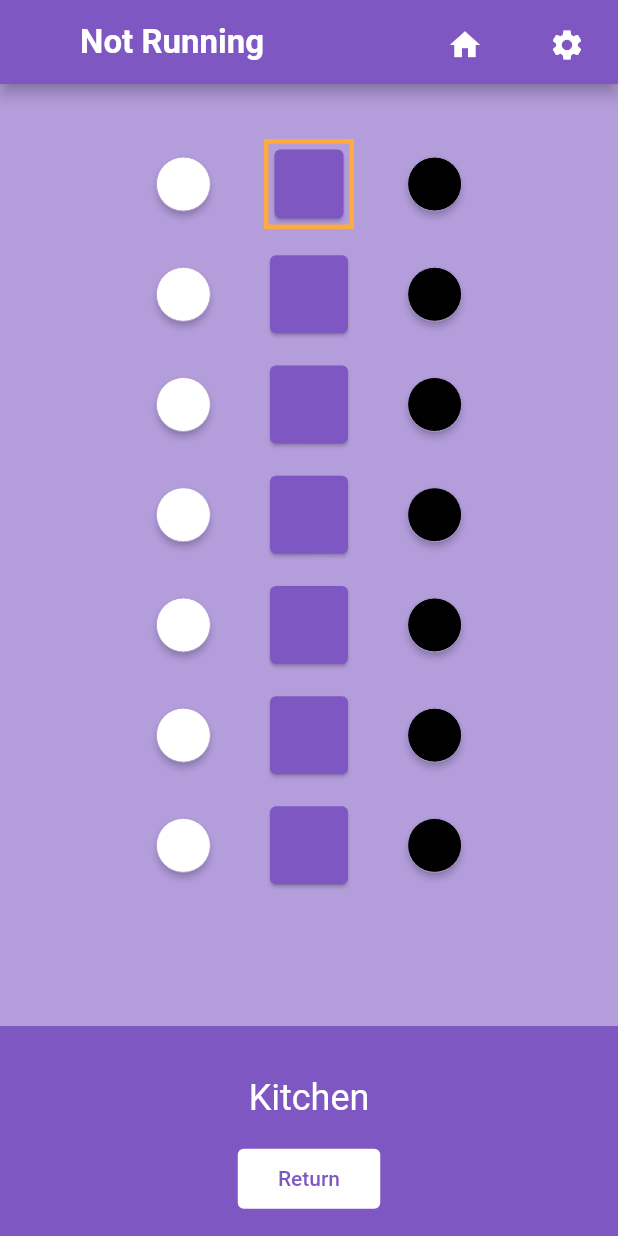
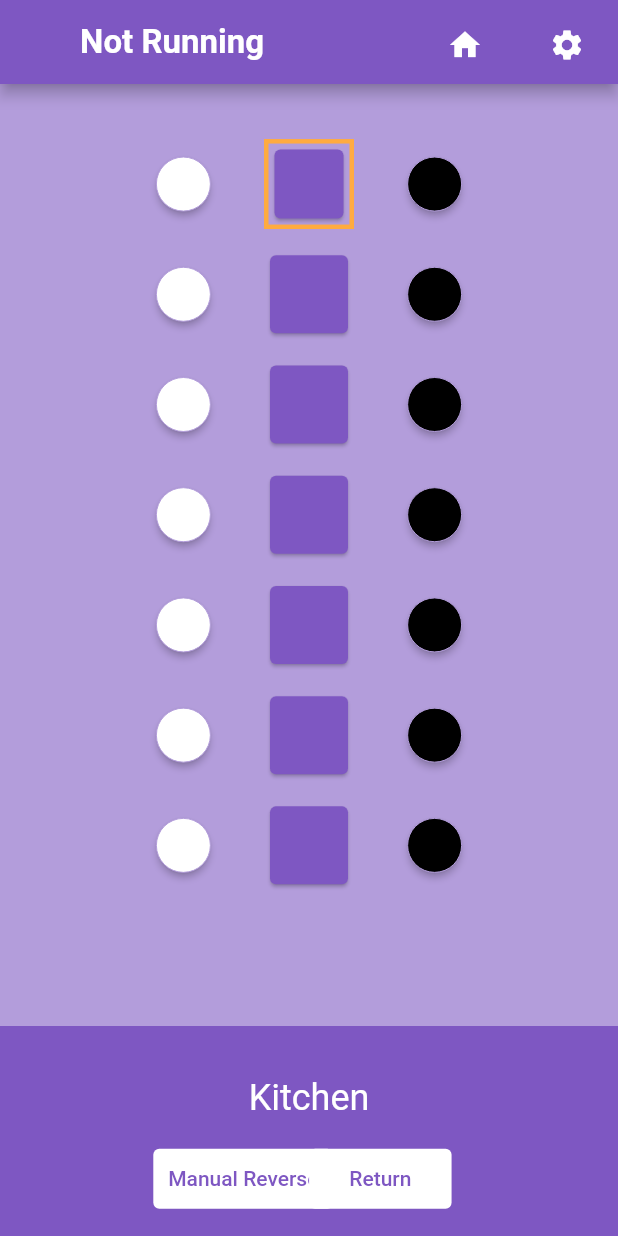
Before and after one commit to RobinsonEngineering/RoboCarApp, a Flutter app: the Settings screen opened directly, after a tap on the "home" icon, on a phone screen of 412 x 824 dp. Run offline on Flutter 3.47's test engine with Material 2 defaults, Android fonts, the phone set to English and light mode, and no system bars; our stand-ins replace riverpod, shared_preferences; missing offline and left inert: passcode_screen; accounts and stored records are empty.

Commit message:
App update

```diff
--- a/lib/components/table.dart
+++ b/lib/components/table.dart
@@ -1,3 +1,4 @@
+import 'dart:async';
 import 'dart:core';
 import 'dart:io';
 import 'dart:math';
@@ -46,6 +47,18 @@ class _SushiTableState extends State<SushiTable> {
     }
   }
 
+  Timer? timer;
+
+  @override
+  void initState() {
+    super.initState();
+    timer = Timer.periodic(Duration(milliseconds: 100), (_) {
+      setState(() {
+        update();
+      });
+    });
+  }
+
   @override
   Widget build(BuildContext context) {
     ResetNames();
@@ -58,7 +71,7 @@ class _SushiTableState extends State<SushiTable> {
         width: 3
     ) : BorderSide(width: 0, color: kBackgroundColor));
 
-    List<Widget> widgets = List.filled(xs!.length + 3, Center());
+    List<Widget> widgets = List.filled(xs!.length + 4, Center());
     print(selection);
     for (int index = 0; index < this.xs!.length; ++index) {
       widgets[index] = (Align(
@@ -137,8 +150,8 @@ class _SushiTableState extends State<SushiTable> {
         ),
       )
     );
-    widgets[this.xs!.length + 1] = Align(
-      alignment: Alignment(0, 0.95),
+    widgets[this.xs!.length + 3] = Align(
+      alignment: Alignment(0.3, 0.95),
       child: Container(
           width: 95,
           height: 40,
@@ -164,6 +177,33 @@ class _SushiTableState extends State<SushiTable> {
           )
       ),
     );
+    widgets[this.xs!.length + 1] = Align(
+      alignment: Alignment(-0.3, 0.95),
+      child: Container(
+          width: 120,
+          height: 40,
+          child: TextButton(
+            style: ButtonStyle(
+              backgroundColor: MaterialStateProperty.all<Color>(Colors.white),
+              foregroundColor: MaterialStateProperty.all<Color>(Colors.blue),
+              overlayColor: MaterialStateProperty.resolveWith<Color?>(
+                    (Set<MaterialState> states) {
+                  if (states.contains(MaterialState.hovered))
+                    return Colors.lightBlue.withOpacity(0.04);
+                  if (states.contains(MaterialState.focused) ||
+                      states.contains(MaterialState.pressed))
+                    return Colors.lightBlue.withOpacity(0.12);
+                  return null; // Defer to the widget's default.
+                },
+              ),
+            ),
+            child: Text(style: TextStyle(color: kPrimaryColor),"Manual Reverse"),
+            onPressed: () {
+              SSocket().setX("66");
+            },
+          )
+      ),
+    );
 
     return Stack(
       children: widgets
@@ -177,4 +217,17 @@ class _SushiTableState extends State<SushiTable> {
       ResetNames();
     });
   }
+
+  void update() {
+    setState(() {
+      String code = SSocket().getArduinoCode();
+      if (code.length > 6 && !code.contains("test")) {
+        if (code.substring(7, 8) == '1') {
+          circleSelection = "";
+          selection = -1;
+          SSocket().setX("00");
+        }
+      }
+    });
+  }
 }
--- a/lib/pages/settings.dart
+++ b/lib/pages/settings.dart
@@ -17,7 +17,7 @@ class Settings extends StatelessWidget {
         body: Row(mainAxisAlignment: MainAxisAlignment.spaceEvenly, children: [
           Center(
               child: Container(
-                  height: 475,
+                  height: 440,
                   width: 225,
                   child: Card(
                       color: kPrimaryColor,
@@ -170,17 +170,6 @@ class _StatusCardState extends State<StatusCard> {
               style: TextStyle(color: Colors.white, fontSize: 16)),
         ),
         Padding(
-          padding: EdgeInsets.all(10),
-          child: Text(
-              (() {
-                if (message.substring(7, 8) == '1') {
-                  return "Location: home";
-                }
-                return "Location: not home";
-              }()),
-              style: TextStyle(color: Colors.white, fontSize: 16)),
-        ),
-        Padding(
             padding: EdgeInsets.all(10),
             child: Row(
               mainAxisAlignment: MainAxisAlignment.spaceEvenly,
```
Also changed, not shown: lib/components/socket.dart (+25 -25 lines).
